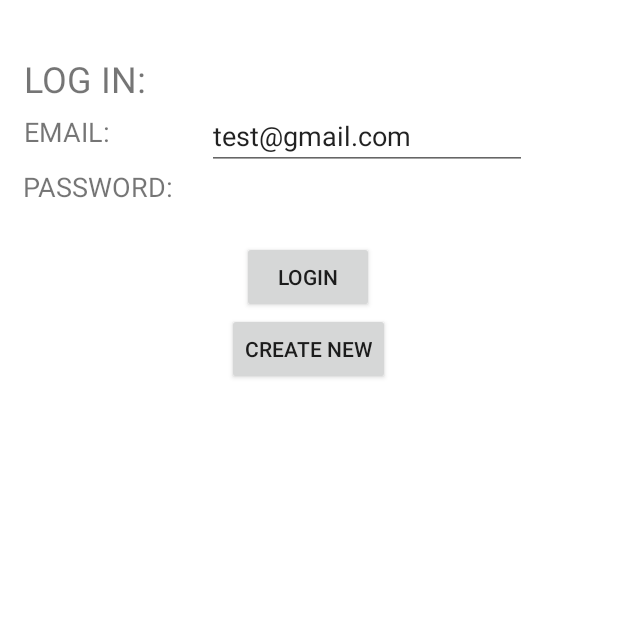
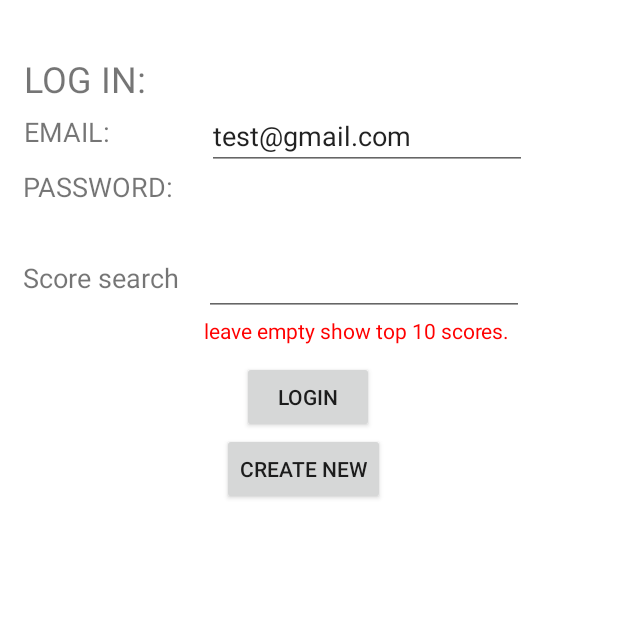
Before and after one commit to AriGute/MobileGame, an Android app: the screen it shows after launch (MainActivity), on a phone screen of 412 x 824 dp, the top half of it. Run offline under Robolectric (Android 15) with nearby library versions, the phone set to English and light mode, and no system bars; our stand-ins replace Firebase (no records; nobody signed in at launch, a user with empty details on screens opened directly).

Commit message:
add some comments

```diff
--- a/app/src/main/java/com/example/a2dmobilegame/MainActivity.java
+++ b/app/src/main/java/com/example/a2dmobilegame/MainActivity.java
@@ -1,3 +1,8 @@
+/* Final Assignment.
+Campus: Ashdod
+Author: Ariel Goeta, ID: 204527287
+        Moshe Budaki, ID: 201435724
+*/
 package com.example.a2dmobilegame;
 
 import android.app.Activity;
@@ -5,25 +10,19 @@ import android.app.ProgressDialog;
 import android.os.Bundle;
 import android.util.Log;
 import android.view.View;
-import android.view.Window;
-import android.view.WindowManager;
+
 import android.widget.Button;
 import android.widget.TextView;
 import android.widget.Toast;
 
 import com.google.android.gms.tasks.OnCompleteListener;
-import com.google.android.gms.tasks.OnFailureListener;
-import com.google.android.gms.tasks.OnSuccessListener;
+
 import com.google.android.gms.tasks.Task;
 import com.google.firebase.auth.AuthResult;
 import com.google.firebase.auth.FirebaseAuth;
 import com.google.firebase.auth.FirebaseUser;
-import com.google.firebase.database.FirebaseDatabase;
-import com.google.firebase.firestore.DocumentReference;
-import com.google.firebase.firestore.FirebaseFirestore;
 
-import java.util.HashMap;
-import java.util.Map;
+import org.w3c.dom.Text;
 
 import androidx.annotation.NonNull;
 
@@ -33,13 +32,16 @@ public class MainActivity extends Activity implements View.OnClickListener {
     private Button loggin_btn;
     private Button create_btn;
 
+    //search in score boeard(empty for top 10 or set string for specific score).
+    private String search;
+
     ProgressDialog progress;
 
     @Override
     protected void onCreate(Bundle savedInstanceState) {
         super.onCreate(savedInstanceState);
         mAuth = FirebaseAuth.getInstance();
-
+        search = "";
         progress = new ProgressDialog(this);
 
         setContentView(R.layout.activity_main);
@@ -50,49 +52,18 @@ public class MainActivity extends Activity implements View.OnClickListener {
         loggin_btn.setOnClickListener(this);
         create_btn.setOnClickListener(this);
 
-//        getWindow().setFlags(WindowManager.LayoutParams.FLAG_FULLSCREEN, WindowManager.LayoutParams.FLAG_FULLSCREEN);
-//        this.requestWindowFeature(Window.FEATURE_NO_TITLE);
-        //setContentView(new GameView(this));
     }
 
     @Override
     public void onStart() {
         super.onStart();
-        // Check if user is signed in (non-null) and update UI accordingly.
-//        FirebaseUser currentUser = mAuth.getCurrentUser();
-//        updateUI(currentUser);
+
     }
 
     private void updateUI(FirebaseUser currentUser) {
         Log.d("[current user]", "updateUI: "+currentUser);
         if(currentUser != null){
-            //login();
-//            getWindow().setFlags(WindowManager.LayoutParams.FLAG_FULLSCREEN, WindowManager.LayoutParams.FLAG_FULLSCREEN);
-//            this.requestWindowFeature(Window.FEATURE_NO_TITLE);
-/*
-            Map<String, Object> highScoreBoard = new HashMap<>();
-            highScoreBoard.put(currentUser.getEmail().split("@")[0], 105);
-
-            FirebaseFirestore db = FirebaseFirestore.getInstance();
-
-            progress.show();
-            db.collection("highScoreBoard")
-                    .add(highScoreBoard)
-                    .addOnSuccessListener(new OnSuccessListener<DocumentReference>() {
-                        @Override
-                        public void onSuccess(DocumentReference documentReference) {
-                            Log.d("[postNewScore]", "DocumentSnapshot added with ID: " + documentReference.getId());
-                        }
-                    })
-                    .addOnFailureListener(new OnFailureListener() {
-                        @Override
-                        public void onFailure(@NonNull Exception e) {
-                            Log.w("[postNewScore]", "Error adding document", e);
-                        }
-                    });
-            progress.dismiss();
-*/
-            setContentView(new GameView(this, mAuth, currentUser));
+            setContentView(new GameView(this, mAuth, currentUser, search));
             Log.d("[loggin]", "updateUI: alredy loggidin: "+currentUser.getEmail());
         }else {
 
@@ -102,7 +73,6 @@ public class MainActivity extends Activity implements View.OnClickListener {
     private void creatNewAcount(){
         TextView email = findViewById(R.id.email_input);
         TextView password = findViewById(R.id.password_imput);
-        //TODO: check for valid email and 6 words password.
         progress.show();
 
         mAuth.createUserWithEmailAndPassword(email.getText().toString(), password.getText().toString())
@@ -164,6 +134,10 @@ public class MainActivity extends Activity implements View.OnClickListener {
         Log.d("[button listener]", "onClick: try clicking");
         if(view == loggin_btn){
             Log.d("[button listener]", "onClick: click login btn!");
+
+            TextView v = findViewById(R.id.searchInput);
+            search = v.getText().toString();
+
             login();
         }else if(view == create_btn){
             Log.d("[button listener]", "onClick: click create btn!");
--- a/app/src/main/res/layout/activity_main.xml
+++ b/app/src/main/res/layout/activity_main.xml
@@ -60,7 +60,7 @@
         android:id="@+id/login_button"
         android:layout_width="wrap_content"
         android:layout_height="wrap_content"
-        android:layout_marginTop="24dp"
+        android:layout_marginTop="104dp"
         android:text="LogIn"
         app:layout_constraintEnd_toEndOf="parent"
         app:layout_constraintHorizontal_bias="0.498"
@@ -71,10 +71,10 @@
         android:id="@+id/create_button"
         android:layout_width="wrap_content"
         android:layout_height="wrap_content"
-        android:layout_marginTop="72dp"
+        android:layout_marginTop="152dp"
         android:text="Create new"
         app:layout_constraintEnd_toEndOf="parent"
-        app:layout_constraintHorizontal_bias="0.498"
+        app:layout_constraintHorizontal_bias="0.487"
         app:layout_constraintStart_toStartOf="parent"
         app:layout_constraintTop_toBottomOf="@+id/password_label" />
 
@@ -90,4 +90,36 @@
         app:layout_constraintStart_toEndOf="@+id/Email_label"
         app:layout_constraintTop_toTopOf="@+id/Email_label"
         app:layout_constraintVertical_bias="0.38" />
+
+    <TextView
+        android:id="@+id/searchLabel"
+        android:layout_width="111dp"
+        android:layout_height="36dp"
+        android:layout_marginTop="36dp"
+        android:layout_marginEnd="9dp"
+        android:text="Score search"
+        android:textSize="18sp"
+        app:layout_constraintEnd_toStartOf="@+id/searchInput"
+        app:layout_constraintTop_toBottomOf="@+id/password_label" />
+
+    <EditText
+        android:id="@+id/searchInput"
+        android:layout_width="wrap_content"
+        android:layout_height="wrap_content"
+        android:layout_marginStart="136dp"
+        android:layout_marginTop="4dp"
+        android:ems="10"
+        android:inputType="textPersonName"
+        app:layout_constraintStart_toStartOf="parent"
+        app:layout_constraintTop_toBottomOf="@+id/password_imput" />
+
+    <TextView
+        android:id="@+id/searchMsg"
+        android:layout_width="219dp"
+        android:layout_height="22dp"
+        android:layout_marginStart="136dp"
+        android:text="leave empty show top 10 scores."
+        android:textColor="#FF0000"
+        app:layout_constraintStart_toStartOf="parent"
+        app:layout_constraintTop_toBottomOf="@+id/searchInput" />
 </androidx.constraintlayout.widget.ConstraintLayout>
```
Also changed, not shown: app/src/main/java/com/example/a2dmobilegame/GameView.java (+25 -7 lines).
